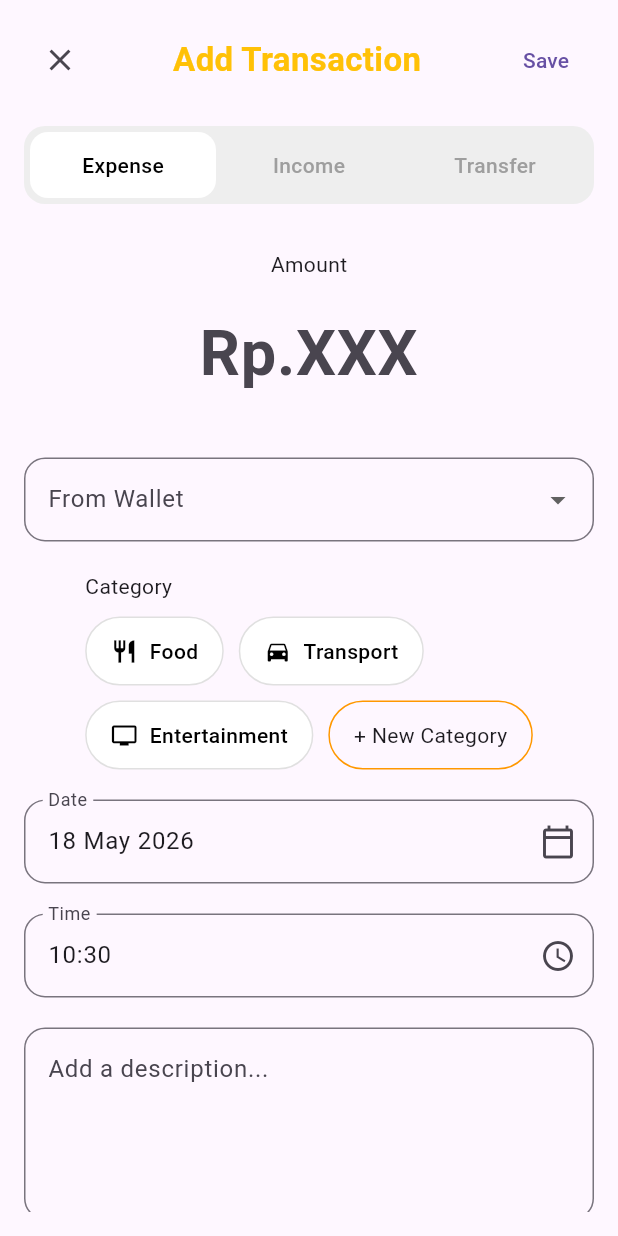
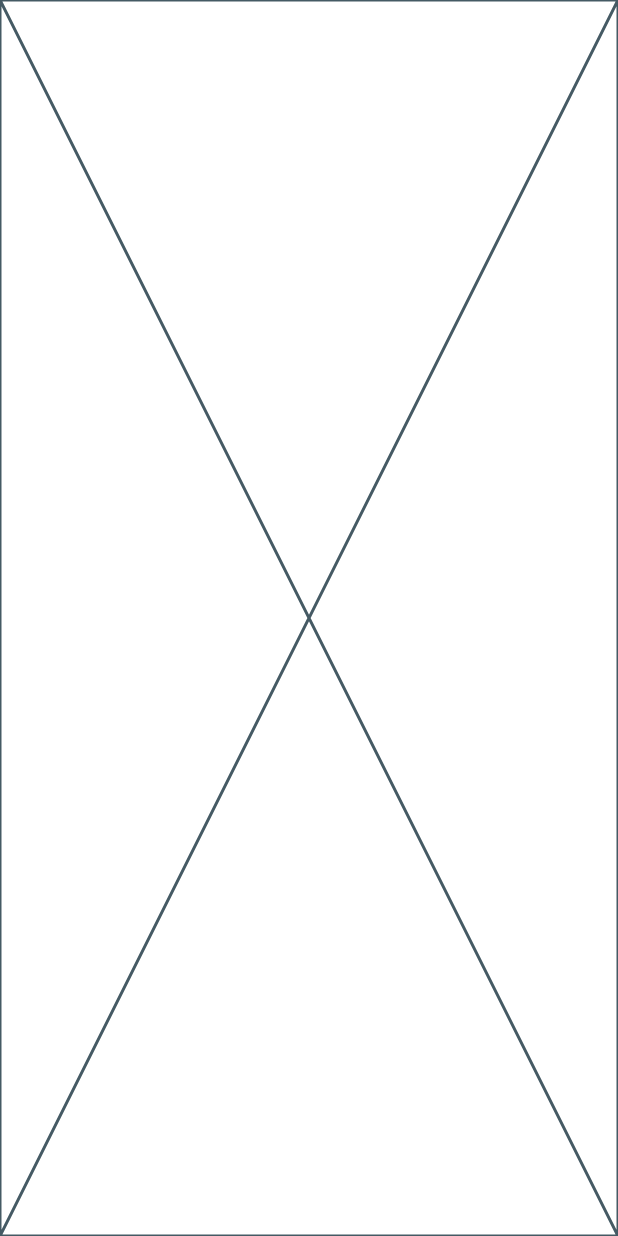
Before and after one commit to Pteraaaa/SoftEng_Kel10, a Flutter app: the AddTransactionScreen screen opened directly, after a tap on "+ New Category", on a phone screen of 412 x 824 dp. Run offline on Flutter 3.47's test engine with Material 3 defaults, Android fonts, the phone set to English and light mode, and no system bars; our stand-ins replace google_sign_in, image_picker.

Commit message:
Create Category

```diff
--- a/myapp/lib/Screens/AddTransactionScreen.dart
+++ b/myapp/lib/Screens/AddTransactionScreen.dart
@@ -3,6 +3,7 @@ import 'package:myapp/Models/WalletModel.dart';
 import 'package:myapp/Screens/TemplateScreen.dart';
 import 'package:myapp/Models/CategoryModel.dart';
 import 'package:myapp/Widgets/CategoryChip.dart';
+import 'CreateCategoryScreen.dart';
 import 'package:intl/intl.dart';
 
 class AddTransactionScreen extends StatefulWidget {
@@ -65,7 +66,13 @@ class _AddTransactionScreenState extends State<AddTransactionScreen> {
 
             GestureDetector(
               onTap: () {
-                // open add category dialog
+                Navigator.push(
+                  context,
+
+                  MaterialPageRoute(
+                    builder: (_) => const CreateCategoryScreen(),
+                  ),
+                );
               },
 
               child: Container(
--- /dev/null
+++ b/myapp/lib/Screens/CreateCategoryScreen.dart
@@ -0,0 +1,15 @@
+import 'package:flutter/material.dart';
+
+class CreateCategoryScreen extends StatefulWidget {
+  const CreateCategoryScreen({super.key});
+
+  @override
+  State<CreateCategoryScreen> createState() => _CreateCategoryScreenState();
+}
+
+class _CreateCategoryScreenState extends State<CreateCategoryScreen> {
+  @override
+  Widget build(BuildContext context) {
+    return const Placeholder();
+  }
+}
```
